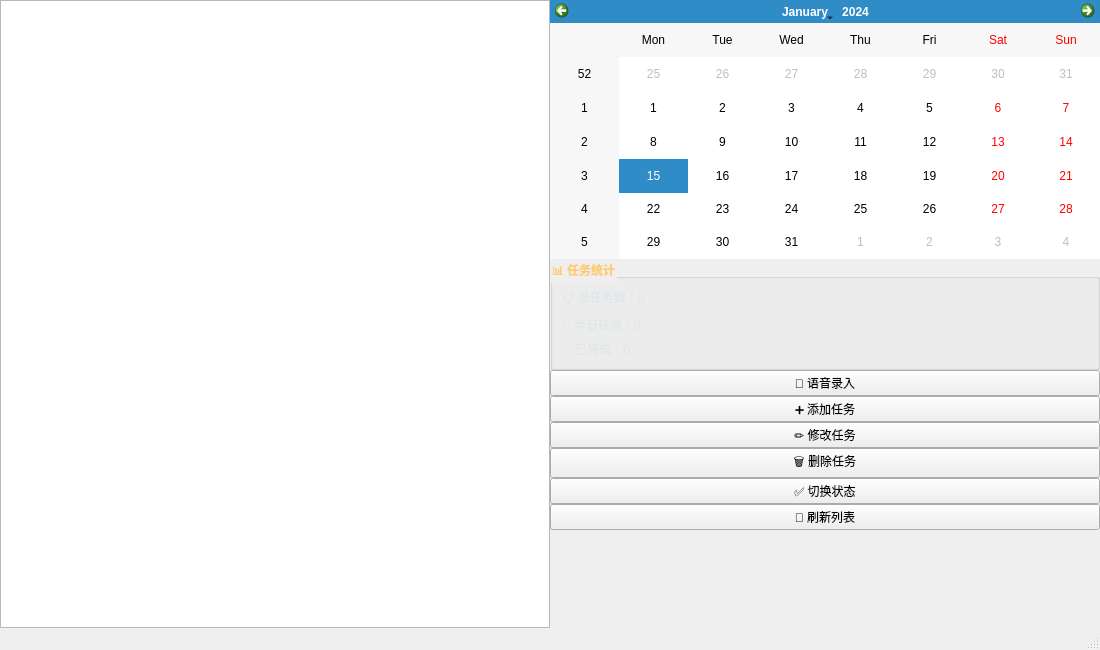
The window that src/MainWindow.ui (jujuboakz/schedule-manager) describes before a commit, drawn with Qt 5.
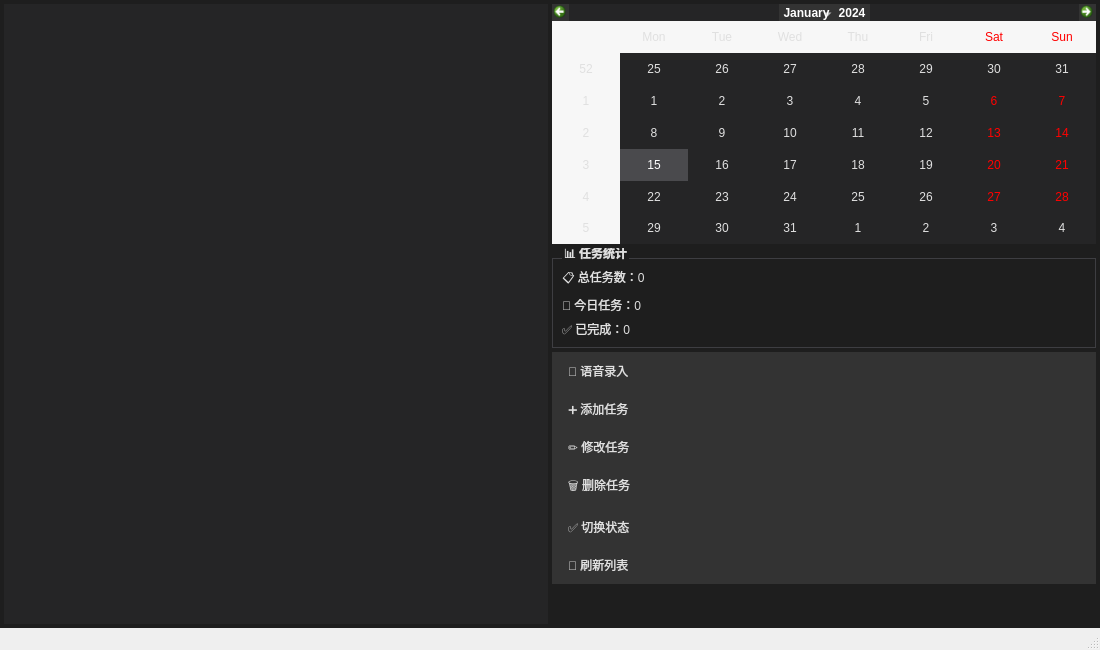
The same window after the commit.

Commit message: 修改部分页面布局，调整主界面颜色

The edit to the form file:
```diff
--- a/src/MainWindow.ui
+++ b/src/MainWindow.ui
@@ -14,42 +14,176 @@
    <string>📅 日程管家</string>
   </property>
   <widget class="QWidget" name="centralwidget">
+   <property name="styleSheet">
+        <string>
+                /* 主背景色 */
+        QWidget#centralwidget {
+            background-color: #1e1e1e;
+        }
+        
+        /* ==================== 全局表格控制 ==================== */
+        QTableWidget {
+            background-color: #252526;
+            color: #e0e0e0;
+            gridline-color: #3e3e42;
+            border: none;
+        }
+        QTableWidget::item {
+            background-color: #252526;
+        }
+        QTableWidget::item:alternate {
+            background-color: #2d2d2f;
+        }
+        QTableWidget::item:selected {
+            background-color: #4a4a4d;
+            color: #ffffff;
+        }
+        QHeaderView {
+            background-color: #1e1e1e;
+        }
+        QHeaderView::section {
+            background-color: #333333;
+            color: #ffffff;
+            border: none;
+            padding: 6px;
+            border-bottom: 1px solid #444444;
+        }
+
+        /* ==================== 全局日历控制 ==================== */
+        QCalendarWidget {
+            background-color: #252526;
+            border: none; /* 去除外围白边 */
+        }
+        QCalendarWidget QWidget {
+            color: #e0e0e0; 
+            background-color: #252526;
+        }
+        
+        /* ★★★ 核心修复：把星期头(日一二)和周数列(27,28)由白色改成灰色 ★★★ */
+        QCalendarWidget QTableView {
+            background-color: #252526; 
+            border: none; /* 去掉右下角的白块和细边框 */
+        }
+        QCalendarWidget QTableView QHeaderView {
+            background-color: #252526;  /* 表头背景变深灰 */
+        }
+        QCalendarWidget QTableView QHeaderView::section {
+            background-color: #2d2d2f;  /* 表头单元格变成浅灰，和表格融为一体 */
+            color: #e0e0e0;             /* 文字变亮白 */
+            border: none;
+        }
+
+        /* 日历主体日期部分 */
+        QCalendarWidget QAbstractItemView:enabled {
+            color: #e0e0e0;
+            background-color: #252526;
+            selection-background-color: #4a4a4d;
+            selection-color: #ffffff;
+        }
+
+        /* 日历顶部导航按钮 */
+        QCalendarWidget QToolButton {
+            color: white;
+            background-color: #333333;
+            border: none;
+            icon-size: 14px;
+        }
+        /* 解决日历左上角年月下拉框的白色背景 */
+        QCalendarWidget QToolButton::menu {
+            background-color: #333333;
+            color: #ffffff;
+        }
+        QCalendarWidget QComboBox {
+            background-color: #333333;
+            color: #ffffff;
+            border: 1px solid #444444;
+        }
+        QCalendarWidget QComboBox::drop-down {
+            background-color: #333333;
+        }
+        QCalendarWidget QComboBox QAbstractItemView {
+            background-color: #333333;
+            color: #ffffff;
+            selection-background-color: #4a4a4d;
+        }
+
+        /* ==================== 右侧面板 ==================== */
+        QGroupBox {
+            color: #e0e0e0;
+            font-weight: bold;
+            border: 1px solid #3e3e42;
+            margin-top: 10px;
+        }
+        QGroupBox::title {
+            color: #e0e0e0;
+            subcontrol-origin: margin;
+            left: 10px;
+        }
+        QPushButton {
+            background-color: #333333;
+            color: #e0e0e0;
+            border: none;
+            padding: 10px 16px;
+            text-align: left;
+        }
+        QPushButton:hover {
+            background-color: #404040;
+        }
+        QPushButton:pressed {
+            background-color: #555555;
+        }
+        QPushButton:focus {
+            outline: none;
+            background-color: #333333; 
+        }
+        QLabel {
+            color: #e0e0e0;
+        }
+    </string>
+    </property>
    <layout class="QHBoxLayout" name="horizontalLayout">
     <property name="spacing">
-     <number>0</number>
+     <number>4</number>
     </property>
     <property name="leftMargin">
-     <number>0</number>
+     <number>4</number>
     </property>
     <property name="topMargin">
-     <number>0</number>
+     <number>4</number>
     </property>
     <property name="rightMargin">
-     <number>0</number>
+     <number>4</number>
     </property>
     <property name="bottomMargin">
-     <number>0</number>
+     <number>4</number>
     </property>
     <item>
      <widget class="QTableWidget" name="tableWidget">
       <property name="alternatingRowColors">
        <bool>true</bool>
       </property>
+      <attribute name="headerDefaultSectionSize">
+       <number>100</number>
+      </attribute>
      </widget>
     </item>
     <item>
      <layout class="QVBoxLayout" name="rightSideLayout">
       <property name="spacing">
-       <number>0</number>
+       <number>4</number>
       </property>
       <item>
-       <widget class="QCalendarWidget" name="calendarWidget"/>
+       <widget class="QCalendarWidget" name="calendarWidget">
+        <property name="minimumSize">
+         <size>
+          <width>0</width>
+          <height>180</height>
+         </size>
+        </property>
+       </widget>
       </item>
       <item>
        <widget class="QGroupBox" name="groupBox_Stats">
-        <property name="styleSheet">
-         <string>QGroupBox { color: #FDCB6E; font-weight: bold; } QLabel { color: #dfe6e9; }</string>
-        </property>
         <property name="title">
          <string>📊 任务统计</string>
         </property>
```
Left out of the diff: 1 changed line with no effect on the pictures. The commit also changes 3 other files.
